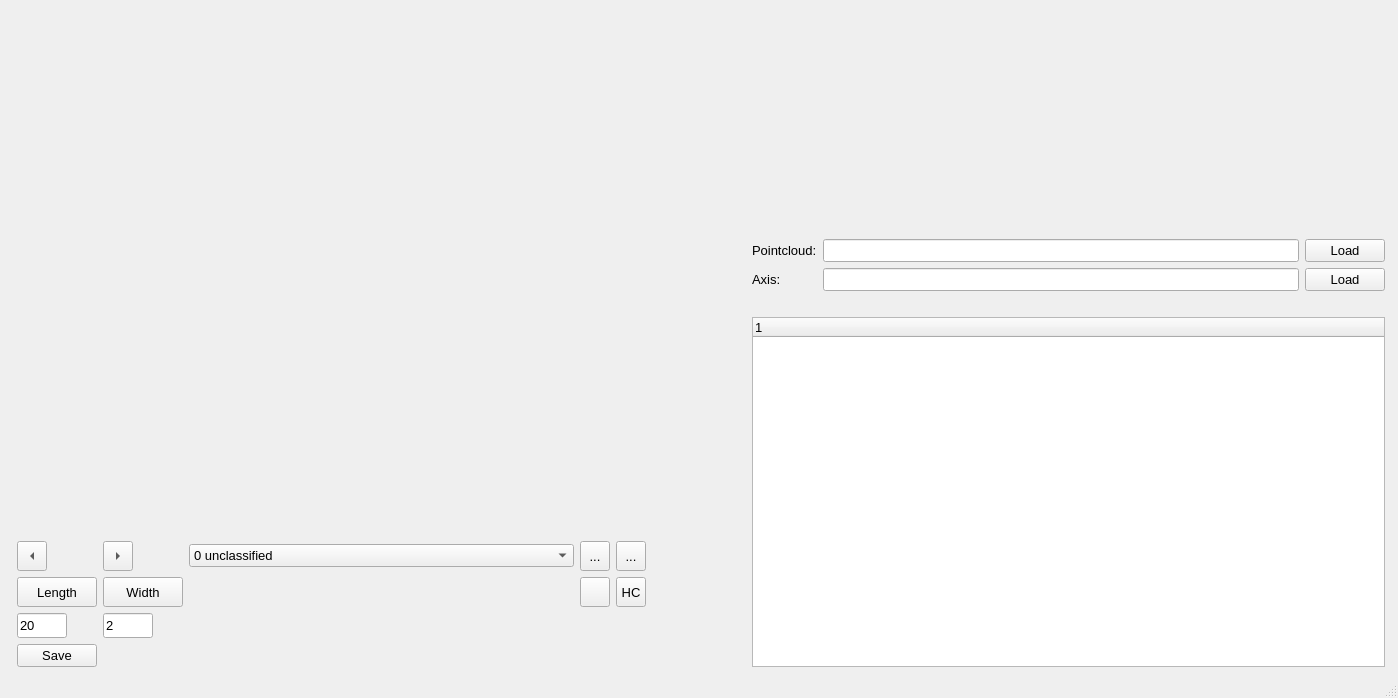
TUW-GEO/opals_PointCloudLabeler, file ClassificationTool.ui: the form before one commit.
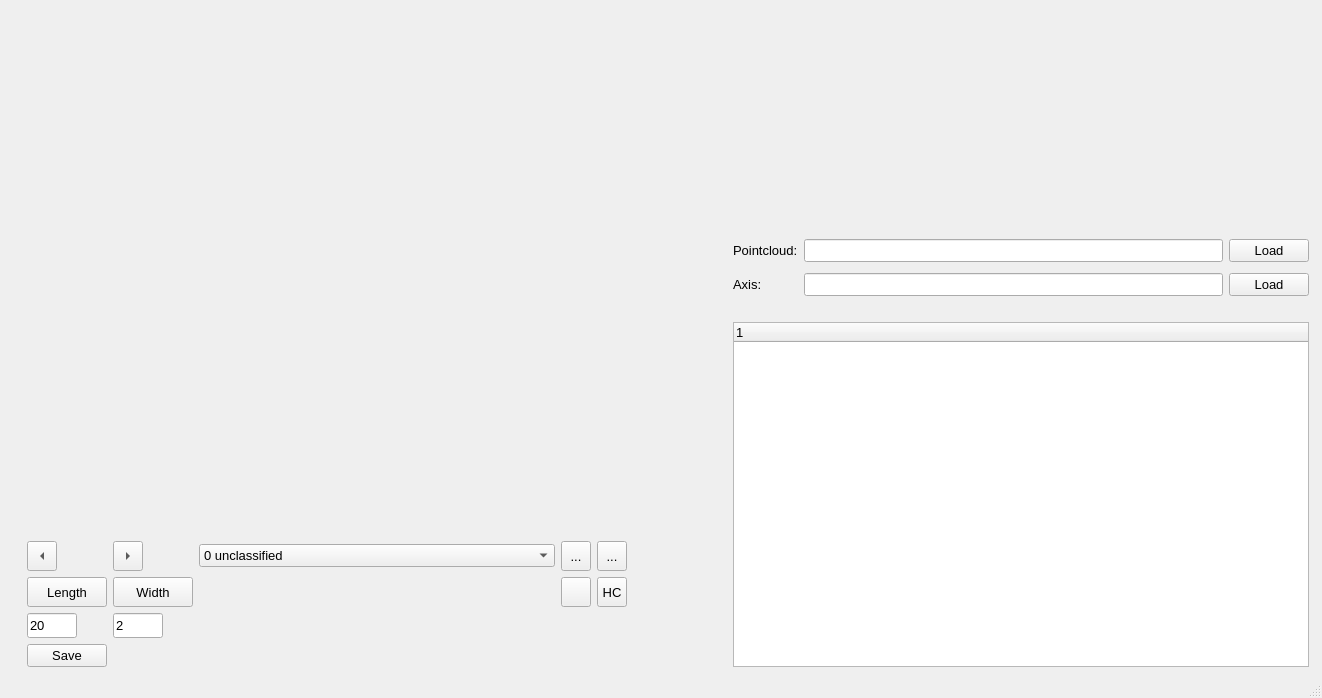
The form after the commit. Icons and pictures are not drawn. Custom widgets are drawn as their Qt base class.

Commit message: coordinatesystem transformation

```diff
--- a/ClassificationTool.ui
+++ b/ClassificationTool.ui
@@ -6,7 +6,7 @@
    <rect>
     <x>0</x>
     <y>0</y>
-    <width>1398</width>
+    <width>1322</width>
     <height>698</height>
    </rect>
   </property>
@@ -34,6 +34,22 @@
       <property name="rightMargin">
        <number>4</number>
       </property>
+      <item>
+       <spacer name="horizontalSpacer_2">
+        <property name="orientation">
+         <enum>Qt::Horizontal</enum>
+        </property>
+        <property name="sizeType">
+         <enum>QSizePolicy::Fixed</enum>
+        </property>
+        <property name="sizeHint" stdset="0">
+         <size>
+          <width>10</width>
+          <height>20</height>
+         </size>
+        </property>
+       </spacer>
+      </item>
       <item>
        <layout class="QVBoxLayout" name="verticalLayout_3">
         <property name="sizeConstraint">
@@ -48,7 +64,7 @@
            <enum>Qt::Vertical</enum>
           </property>
           <property name="sizeType">
-           <enum>QSizePolicy::Fixed</enum>
+           <enum>QSizePolicy::Ignored</enum>
           </property>
           <property name="sizeHint" stdset="0">
            <size>
@@ -471,7 +487,7 @@
         <item>
          <widget class="QLabel" name="Elevator">
           <property name="sizePolicy">
-           <sizepolicy hsizetype="Fixed" vsizetype="Fixed">
+           <sizepolicy hsizetype="Maximum" vsizetype="Maximum">
             <horstretch>0</horstretch>
             <verstretch>0</verstretch>
            </sizepolicy>
@@ -496,6 +512,12 @@
            <layout class="QGridLayout" name="gridLayout_3">
             <item row="1" column="1">
              <widget class="QLabel" name="loadFile">
+              <property name="sizePolicy">
+               <sizepolicy hsizetype="Fixed" vsizetype="Fixed">
+                <horstretch>0</horstretch>
+                <verstretch>0</verstretch>
+               </sizepolicy>
+              </property>
               <property name="font">
                <font>
                 <pointsize>10</pointsize>
@@ -511,6 +533,12 @@
             </item>
             <item row="1" column="3">
              <widget class="QPushButton" name="LoadButton">
+              <property name="sizePolicy">
+               <sizepolicy hsizetype="Fixed" vsizetype="Fixed">
+                <horstretch>0</horstretch>
+                <verstretch>0</verstretch>
+               </sizepolicy>
+              </property>
               <property name="font">
                <font>
                 <pointsize>10</pointsize>
@@ -521,30 +549,52 @@
               </property>
              </widget>
             </item>
-            <item row="2" column="3">
-             <widget class="QPushButton" name="LoadAxis">
+            <item row="1" column="0">
+             <layout class="QGridLayout" name="gridLayout"/>
+            </item>
+            <item row="3" column="2">
+             <widget class="QLineEdit" name="PathToAxisShp">
               <property name="sizePolicy">
-               <sizepolicy hsizetype="Minimum" vsizetype="Minimum">
+               <sizepolicy hsizetype="MinimumExpanding" vsizetype="Fixed">
                 <horstretch>0</horstretch>
                 <verstretch>0</verstretch>
                </sizepolicy>
               </property>
               <property name="minimumSize">
                <size>
-                <width>56</width>
+                <width>291</width>
                 <height>19</height>
                </size>
               </property>
-              <property name="text">
-               <string>Load</string>
+              <property name="baseSize">
+               <size>
+                <width>0</width>
+                <height>0</height>
+               </size>
               </property>
              </widget>
             </item>
-            <item row="2" column="1">
+            <item row="1" column="2">
+             <widget class="QLineEdit" name="PathToFile">
+              <property name="sizePolicy">
+               <sizepolicy hsizetype="MinimumExpanding" vsizetype="Fixed">
+                <horstretch>0</horstretch>
+                <verstretch>0</verstretch>
+               </sizepolicy>
+              </property>
+             </widget>
+            </item>
+            <item row="3" column="1">
              <widget class="QLabel" name="label">
               <property name="enabled">
                <bool>true</bool>
               </property>
+              <property name="sizePolicy">
+               <sizepolicy hsizetype="Fixed" vsizetype="Fixed">
+                <horstretch>0</horstretch>
+                <verstretch>0</verstretch>
+               </sizepolicy>
+              </property>
               <property name="minimumSize">
                <size>
                 <width>50</width>
@@ -584,23 +634,26 @@
               </property>
              </spacer>
             </item>
-            <item row="2" column="2">
-             <widget class="QLineEdit" name="PathToAxisShp">
+            <item row="3" column="3">
+             <widget class="QPushButton" name="LoadAxis">
               <property name="sizePolicy">
-               <sizepolicy hsizetype="MinimumExpanding" vsizetype="Fixed">
+               <sizepolicy hsizetype="Fixed" vsizetype="Fixed">
                 <horstretch>0</horstretch>
                 <verstretch>0</verstretch>
                </sizepolicy>
               </property>
               <property name="minimumSize">
                <size>
-                <width>291</width>
+                <width>56</width>
                 <height>19</height>
                </size>
               </property>
+              <property name="text">
+               <string>Load</string>
+              </property>
              </widget>
             </item>
-            <item row="3" column="2">
+            <item row="4" column="2">
              <spacer name="verticalSpacer_3">
               <property name="orientation">
                <enum>Qt::Vertical</enum>
@@ -616,15 +669,53 @@
               </property>
              </spacer>
             </item>
-            <item row="1" column="2">
-             <widget class="QLineEdit" name="PathToFile">
-              <property name="sizePolicy">
-               <sizepolicy hsizetype="Expanding" vsizetype="Fixed">
-                <horstretch>0</horstretch>
-                <verstretch>0</verstretch>
-               </sizepolicy>
+            <item row="2" column="2">
+             <spacer name="verticalSpacer_5">
+              <property name="orientation">
+               <enum>Qt::Vertical</enum>
               </property>
-             </widget>
+              <property name="sizeType">
+               <enum>QSizePolicy::Fixed</enum>
+              </property>
+              <property name="sizeHint" stdset="0">
+               <size>
+                <width>20</width>
+                <height>5</height>
+               </size>
+              </property>
+             </spacer>
+            </item>
+            <item row="2" column="3">
+             <spacer name="verticalSpacer_6">
+              <property name="orientation">
+               <enum>Qt::Vertical</enum>
+              </property>
+              <property name="sizeType">
+               <enum>QSizePolicy::Fixed</enum>
+              </property>
+              <property name="sizeHint" stdset="0">
+               <size>
+                <width>20</width>
+                <height>5</height>
+               </size>
+              </property>
+             </spacer>
+            </item>
+            <item row="2" column="1">
+             <spacer name="verticalSpacer_7">
+              <property name="orientation">
+               <enum>Qt::Vertical</enum>
+              </property>
+              <property name="sizeType">
+               <enum>QSizePolicy::Fixed</enum>
+              </property>
+              <property name="sizeHint" stdset="0">
+               <size>
+                <width>20</width>
+                <height>5</height>
+               </size>
+              </property>
+             </spacer>
             </item>
            </layout>
           </item>
```
Left out of the diff: 5 changed lines with no effect on the pictures. The commit also changes 1 other file.
